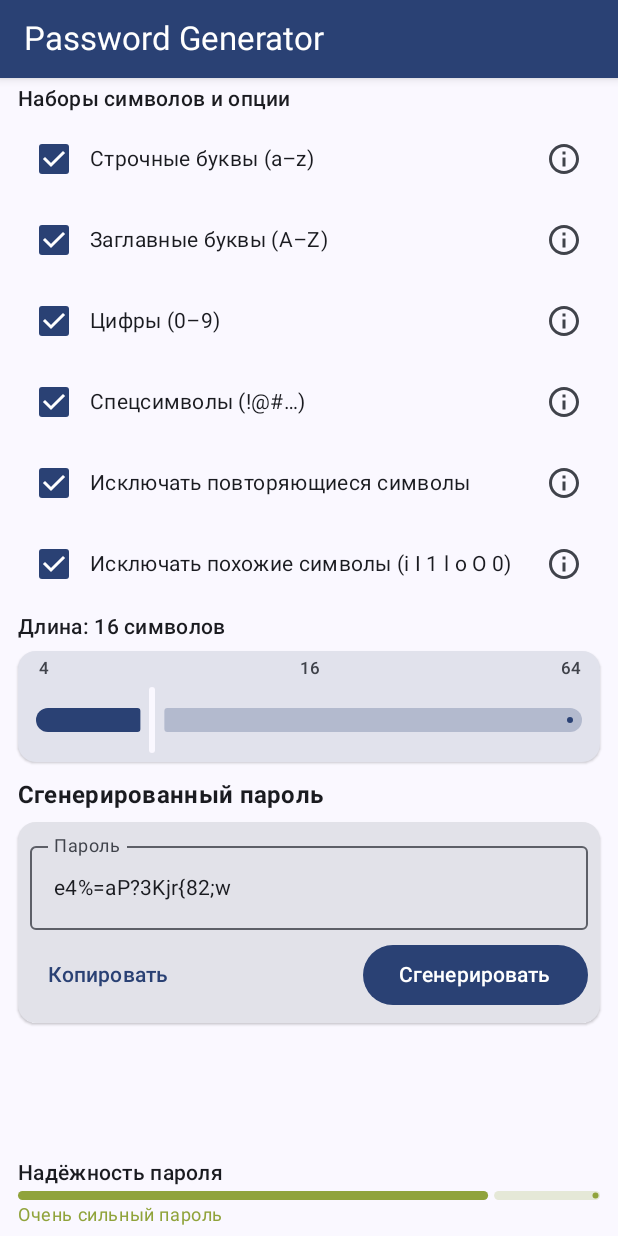
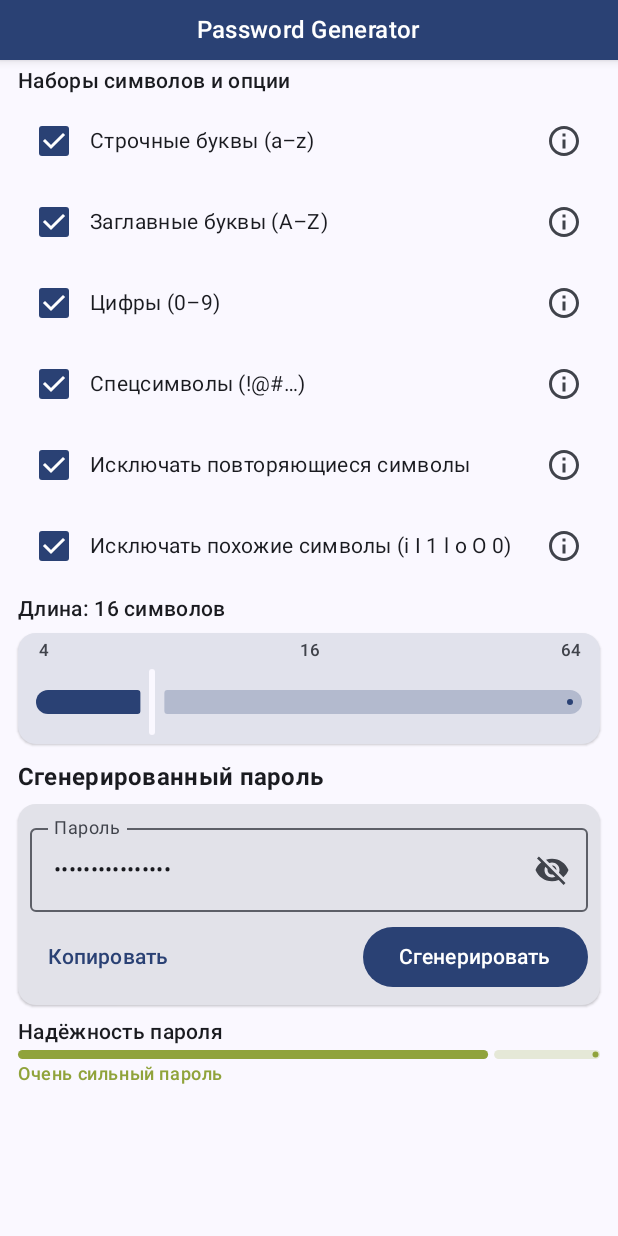
Before and after one commit to StanleyLl0yd/password-generator, an Android app built with Jetpack Compose: the screen it shows after launch (MainActivity), on a phone screen of 412 x 824 dp. Run offline under Robolectric (Android 15) with nearby library versions, the phone set to English and light mode, and no system bars; our stand-ins replace Dagger/Hilt's generated code; libraries missing offline, so code that uses them is left out: androidx.hilt.lifecycle.

Commit message:
bug fixes

```diff
--- a/app/src/main/java/com/sl/passwordgenerator/ui/PasswordGeneratorScreen.kt
+++ b/app/src/main/java/com/sl/passwordgenerator/ui/PasswordGeneratorScreen.kt
@@ -1,29 +1,52 @@
 package com.sl.passwordgenerator.ui
 
 import android.content.Context
+import android.os.Build
+import android.os.VibrationEffect
+import android.os.Vibrator
+import android.os.VibratorManager
 import android.widget.Toast
+import androidx.compose.animation.AnimatedContent
+import androidx.compose.animation.animateColorAsState
+import androidx.compose.animation.core.animateFloatAsState
+import androidx.compose.animation.core.spring
+import androidx.compose.animation.core.tween
+import androidx.compose.animation.fadeIn
+import androidx.compose.animation.fadeOut
+import androidx.compose.animation.slideInVertically
+import androidx.compose.animation.slideOutVertically
+import androidx.compose.animation.togetherWith
 import androidx.compose.foundation.layout.*
 import androidx.compose.foundation.rememberScrollState
 import androidx.compose.foundation.shape.RoundedCornerShape
 import androidx.compose.foundation.verticalScroll
 import androidx.compose.material.icons.Icons
+import androidx.compose.material.icons.filled.Visibility
+import androidx.compose.material.icons.filled.VisibilityOff
 import androidx.compose.material.icons.outlined.Info
 import androidx.compose.material3.*
 import androidx.compose.runtime.*
 import androidx.compose.ui.Alignment
 import androidx.compose.ui.Modifier
+import androidx.compose.ui.draw.scale
 import androidx.compose.ui.graphics.Color
 import androidx.compose.ui.graphics.lerp
-import androidx.compose.ui.platform.LocalClipboardManager
+import android.content.ClipData
+import androidx.compose.ui.platform.LocalClipboard
+import androidx.compose.ui.platform.toClipEntry
 import androidx.compose.ui.platform.LocalContext
 import androidx.compose.ui.text.AnnotatedString
 import androidx.compose.ui.text.font.FontWeight
+import androidx.compose.ui.text.input.PasswordVisualTransformation
+import androidx.compose.ui.text.input.VisualTransformation
 import androidx.compose.ui.text.style.TextAlign
 import androidx.compose.ui.unit.dp
-import androidx.hilt.navigation.compose.hiltViewModel
+import androidx.hilt.lifecycle.viewmodel.compose.hiltViewModel
 import com.sl.passwordgenerator.R
 import com.sl.passwordgenerator.domain.PasswordConstants
 import com.sl.passwordgenerator.domain.model.PasswordGenerationError
+import kotlinx.coroutines.delay
+import kotlinx.coroutines.launch
 import kotlin.math.roundToInt
 
 private enum class PasswordStrength {
@@ -50,9 +73,12 @@ fun PasswordGeneratorScreen(
     viewModel: PasswordGeneratorViewModel = hiltViewModel()
 ) {
     val snackbarHostState = remember { SnackbarHostState() }
-    val clipboardManager = LocalClipboardManager.current
+    val clipboard = LocalClipboard.current
     val context = LocalContext.current
+    val scope = rememberCoroutineScope()
     val uiState by viewModel.uiState.collectAsState()
+
+    var isGenerating by remember { mutableStateOf(false) }
 
     LaunchedEffect(Unit) {
         viewModel.events.collect { event ->
@@ -93,12 +119,12 @@ fun PasswordGeneratorScreen(
                 Box(
                     modifier = Modifier
                         .fillMaxWidth()
-                        .padding(horizontal = 16.dp, vertical = 12.dp),
-                    contentAlignment = Alignment.CenterStart
+                        .padding(horizontal = 16.dp, vertical = 8.dp),
+                    contentAlignment = Alignment.Center
                 ) {
                     Text(
                         text = context.getString(R.string.app_name),
-                        style = MaterialTheme.typography.titleLarge,
+                        style = MaterialTheme.typography.titleMedium,
                         color = MaterialTheme.colorScheme.onPrimary
                     )
                 }
@@ -110,11 +136,28 @@ fun PasswordGeneratorScreen(
             innerPadding = innerPadding,
             state = uiState,
             actions = actions,
-            onGenerateClick = viewModel::generatePassword,
+            isGenerating = isGenerating,
+            onGenerateClick = {
+                isGenerating = true
+                performHapticFeedback(context)
+                scope.launch {
+                    delay(100)
+                    viewModel.generatePassword()
+                    delay(200)
+                    isGenerating = false
+                }
+            },
             onCopyClick = {
                 val password = uiState.password
                 if (password.isNotEmpty()) {
-                    clipboardManager.setText(AnnotatedString(password))
+                    scope.launch {
+                        val clipData = ClipData.newPlainText(
+                            context.getString(R.string.password_label),
+                            password
+                        )
+                        clipboard.setClipEntry(clipData.toClipEntry())
+                    }
+                    performHapticFeedback(context, HapticType.LIGHT)
                     showToast(context, context.getString(R.string.copied_to_clipboard))
                 }
             }
@@ -127,23 +170,20 @@ private fun PasswordGeneratorContent(
     innerPadding: PaddingValues,
     state: PasswordGeneratorUiState,
     actions: PasswordGeneratorActions,
+    isGenerating: Boolean,
     onGenerateClick: () -> Unit,
     onCopyClick: () -> Unit
 ) {
     val scrollState = rememberScrollState()
     val context = LocalContext.current
+    var passwordVisible by remember { mutableStateOf(false) }
 
     Column(
         modifier = Modifier
             .fillMaxSize()
             .padding(innerPadding)
+            .verticalScroll(scrollState)
             .padding(horizontal = 12.dp, vertical = 4.dp),
-        verticalArrangement = Arrangement.spacedBy(6.dp)
-    ) {
-        Column(
-            modifier = Modifier
-                .weight(1f)
-                .verticalScroll(scrollState),
         verticalArrangement = Arrangement.spacedBy(6.dp)
     ) {
         Text(
@@ -233,16 +273,56 @@ private fun PasswordGeneratorContent(
                     .padding(8.dp),
                 verticalArrangement = Arrangement.spacedBy(4.dp)
             ) {
+                AnimatedContent(
+                    targetState = state.password,
+                    transitionSpec = {
+                        if (isGenerating) {
+                            (fadeIn(animationSpec = tween(300)) +
+                                    slideInVertically { it / 2 })
+                                .togetherWith(
+                                    fadeOut(animationSpec = tween(150)) +
+                                            slideOutVertically { -it / 2 }
+                                )
+                        } else {
+                            fadeIn(animationSpec = tween(150))
+                                .togetherWith(fadeOut(animationSpec = tween(150)))
+                        }
+                    },
+                    label = "password_animation"
+                ) { animatedPassword ->
                     OutlinedTextField(
-                        value = state.password,
+                        value = animatedPassword,
                         onValueChange = actions.onPasswordChange,
                         label = { Text(text = context.getString(R.string.password_label)) },
                         modifier = Modifier
                             .fillMaxWidth()
                             .heightIn(min = 52.dp),
-                        singleLine = false,
-                        textStyle = MaterialTheme.typography.bodyMedium
+                        singleLine = true,
+                        textStyle = MaterialTheme.typography.bodyMedium,
+                        visualTransformation = if (passwordVisible) {
+                            VisualTransformation.None
+                        } else {
+                            PasswordVisualTransformation()
+                        },
+                        trailingIcon = {
+                            IconButton(onClick = { passwordVisible = !passwordVisible }) {
+                                Icon(
+                                    imageVector = if (passwordVisible) {
+                                        Icons.Filled.Visibility
+                                    } else {
+                                        Icons.Filled.VisibilityOff
+                                    },
+                                    contentDescription = if (passwordVisible) {
+                                        "Hide password"
+                                    } else {
+                                        "Show password"
+                                    }
                                 )
+                            }
+                        }
+                    )
+                }
+
                 Row(
                     modifier = Modifier
                         .fillMaxWidth()
@@ -253,15 +333,25 @@ private fun PasswordGeneratorContent(
                     TextButton(onClick = onCopyClick) {
                         Text(text = context.getString(R.string.copy_button))
                     }
-                        Button(onClick = onGenerateClick) {
+
+                    val buttonScale by animateFloatAsState(
+                        targetValue = if (isGenerating) 0.95f else 1f,
+                        animationSpec = spring(),
+                        label = "button_scale"
+                    )
+
+                    Button(
+                        onClick = onGenerateClick,
+                        enabled = !isGenerating,
+                        modifier = Modifier.scale(buttonScale)
+                    ) {
                         Text(text = context.getString(R.string.generate_button))
                     }
                 }
             }
         }
-        }
 
-        StrengthSection(strengthScore = state.strengthScore)
+        AnimatedStrengthSection(strengthScore = state.strengthScore)
     }
 }
 
@@ -384,7 +474,7 @@ private fun CharsetCheckboxRow(
 }
 
 @Composable
-private fun StrengthSection(strengthScore: Int) {
+private fun AnimatedStrengthSection(strengthScore: Int) {
     val context = LocalContext.current
 
     val scoreClamped = strengthScore.coerceIn(0, 100)
@@ -398,16 +488,26 @@ private fun StrengthSection(strengthScore: Int) {
         PasswordStrength.VERY_STRONG -> context.getString(R.string.strength_very_strong)
     }
 
-    val fraction = scoreClamped / 100f
+    val animatedFraction by animateFloatAsState(
+        targetValue = scoreClamped / 100f,
+        animationSpec = spring(),
+        label = "strength_progress"
+    )
 
     val red = Color(0xFFD32F2F)
     val yellow = Color(0xFFFBC02D)
     val green = Color(0xFF388E3C)
 
-    val baseColor = when {
-        fraction <= 0.5f -> lerp(red, yellow, fraction / 0.5f)
-        else -> lerp(yellow, green, (fraction - 0.5f) / 0.5f)
+    val targetColor = when {
+        animatedFraction <= 0.5f -> lerp(red, yellow, animatedFraction / 0.5f)
+        else -> lerp(yellow, green, (animatedFraction - 0.5f) / 0.5f)
     }
+
+    val animatedColor by animateColorAsState(
+        targetValue = targetColor,
+        animationSpec = tween(durationMillis = 300),
+        label = "strength_color"
+    )
 
     Column(
         modifier = Modifier
@@ -420,19 +520,22 @@ private fun StrengthSection(strengthScore: Int) {
             style = MaterialTheme.typography.bodyMedium,
             fontWeight = FontWeight.SemiBold
         )
+
         LinearProgressIndicator(
-            progress = { fraction },
+            progress = { animatedFraction },
             modifier = Modifier
                 .fillMaxWidth()
                 .heightIn(min = 6.dp),
-            color = baseColor,
-            trackColor = baseColor.copy(alpha = 0.2f)
+            color = animatedColor,
+            trackColor = animatedColor.copy(alpha = 0.2f)
         )
+
         Text(
             text = strengthLabel,
             style = MaterialTheme.typography.bodySmall,
             textAlign = TextAlign.Start,
-            color = baseColor
+            color = animatedColor,
+            fontWeight = FontWeight.SemiBold
         )
     }
 }
@@ -445,6 +548,43 @@ private fun getPasswordStrength(score: Int): PasswordStrength = when {
     else -> PasswordStrength.VERY_STRONG
 }
 
+private enum class HapticType {
+    LIGHT,
+    MEDIUM
+}
+
+@Suppress("DEPRECATION")
+private fun performHapticFeedback(
+    context: Context,
+    type: HapticType = HapticType.MEDIUM
+) {
+    try {
+        val vibrator = if (Build.VERSION.SDK_INT >= Build.VERSION_CODES.S) {
+            val vibratorManager = context.getSystemService(Context.VIBRATOR_MANAGER_SERVICE) as? VibratorManager
+            vibratorManager?.defaultVibrator
+        } else {
+            context.getSystemService(Context.VIBRATOR_SERVICE) as? Vibrator
+        }
+
+        vibrator?.let {
+            if (Build.VERSION.SDK_INT >= Build.VERSION_CODES.O) {
+                val effect = when (type) {
+                    HapticType.LIGHT -> VibrationEffect.createOneShot(20, VibrationEffect.DEFAULT_AMPLITUDE)
+                    HapticType.MEDIUM -> VibrationEffect.createOneShot(40, VibrationEffect.DEFAULT_AMPLITUDE)
+                }
+                it.vibrate(effect)
+            } else {
+                val duration = when (type) {
+                    HapticType.LIGHT -> 20L
+                    HapticType.MEDIUM -> 40L
+                }
+                it.vibrate(duration)
+            }
+        }
+    } catch (e: Exception) {
+    }
+}
+
 private fun showToast(context: Context, message: String) {
     Toast.makeText(context, message, Toast.LENGTH_SHORT).show()
 }
```
Lines whose indentation alone changed are shown as unchanged.
